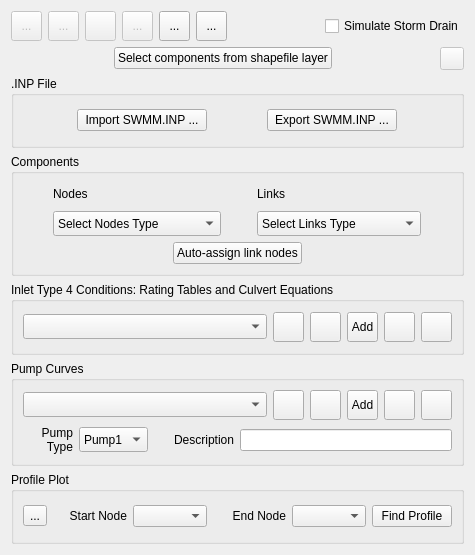
Before: the Qt Designer form flo2d/ui/storm_drain_editor.ui in FLO-2DSoftware/qgis-flo-2d-plugin, drawn with Qt 5.
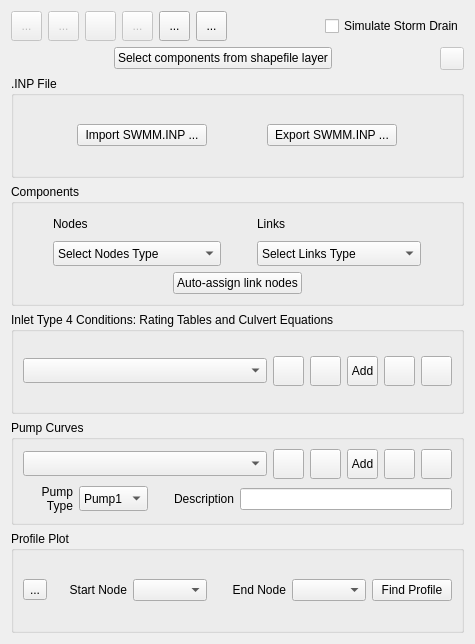
After: the same form once the commit is applied. Icons and pictures are not drawn.

Commit message: Change help icon to help.svg

```diff
--- a/flo2d/ui/storm_drain_editor.ui
+++ b/flo2d/ui/storm_drain_editor.ui
@@ -7,7 +7,7 @@
     <x>0</x>
     <y>0</y>
     <width>475</width>
-    <height>555</height>
+    <height>644</height>
    </rect>
   </property>
   <property name="minimumSize">
```
Left out of the diff: 72 changed lines with no effect on the pictures. The commit also changes 1 other file.
